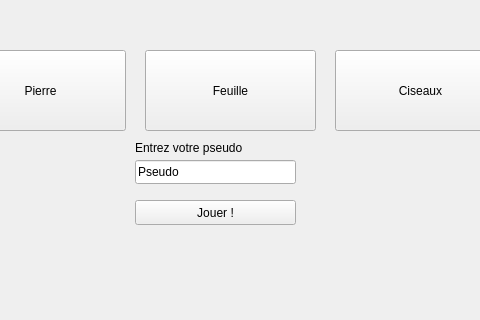
Before: the Qt Designer form mainwindow.ui in arcreane/c-shifumi, drawn with Qt 5; both pictures show x 145 to 625 and y 150 to 470 of the 749 by 623 pixel window.
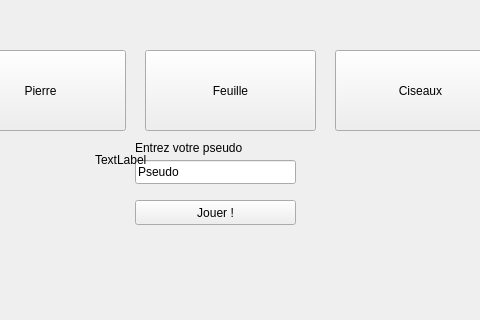
After: the same form once the commit is applied.

What changed in the file:
```diff
--- a/mainwindow.ui
+++ b/mainwindow.ui
@@ -131,6 +131,32 @@
      </property>
     </widget>
    </widget>
+   <widget class="QWidget" name="resultWidget" native="true">
+    <property name="enabled">
+     <bool>true</bool>
+    </property>
+    <property name="geometry">
+     <rect>
+      <x>0</x>
+      <y>0</y>
+      <width>761</width>
+      <height>601</height>
+     </rect>
+    </property>
+    <widget class="QLabel" name="resultLabel">
+     <property name="geometry">
+      <rect>
+       <x>240</x>
+       <y>300</y>
+       <width>291</width>
+       <height>20</height>
+      </rect>
+     </property>
+     <property name="text">
+      <string>TextLabel</string>
+     </property>
+    </widget>
+   </widget>
   </widget>
   <widget class="QMenuBar" name="menubar">
    <property name="geometry">
```
